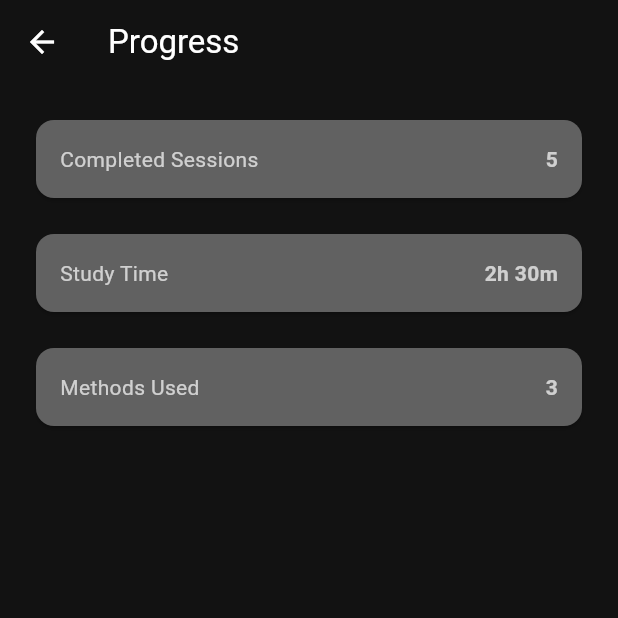
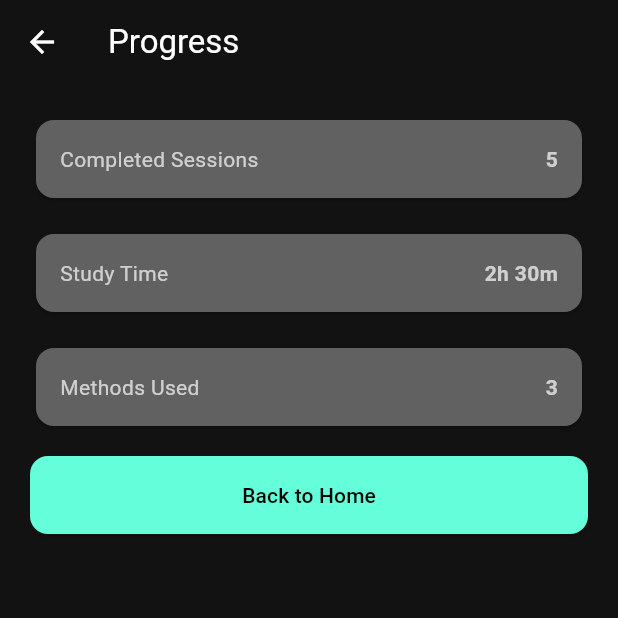
Before and after one commit to AlexPraxedes12/LearnSynth, a Flutter app: the ProgressScreen screen opened by its route, on a phone screen of 412 x 824 dp, the top half of it. Run offline on Flutter 3.47's test engine with Material 3 defaults, Android fonts, the light colour scheme and no system bars.

Commit message:
Add Back to Home button on progress screen

```diff
--- a/frontend/learnsynth/lib/screens/progress_screen.dart
+++ b/frontend/learnsynth/lib/screens/progress_screen.dart
@@ -1,5 +1,7 @@
 import 'package:flutter/material.dart';
 import '../widgets/progress_summary_card.dart';
+import '../widgets/primary_button.dart';
+import '../constants.dart';
 
 class ProgressScreen extends StatelessWidget {
   const ProgressScreen({super.key});
@@ -11,12 +13,18 @@ class ProgressScreen extends StatelessWidget {
       body: Padding(
         padding: const EdgeInsets.all(20.0),
         child: ListView(
-          children: const [
-            ProgressSummaryCard(title: 'Completed Sessions', value: '5'),
-            SizedBox(height: 16),
-            ProgressSummaryCard(title: 'Study Time', value: '2h 30m'),
-            SizedBox(height: 16),
-            ProgressSummaryCard(title: 'Methods Used', value: '3'),
+          children: [
+            const ProgressSummaryCard(title: 'Completed Sessions', value: '5'),
+            const SizedBox(height: 16),
+            const ProgressSummaryCard(title: 'Study Time', value: '2h 30m'),
+            const SizedBox(height: 16),
+            const ProgressSummaryCard(title: 'Methods Used', value: '3'),
+            const SizedBox(height: 16),
+            PrimaryButton(
+              label: 'Back to Home',
+              onPressed: () =>
+                  Navigator.pushReplacementNamed(context, Routes.home),
+            ),
           ],
         ),
       ),
```
